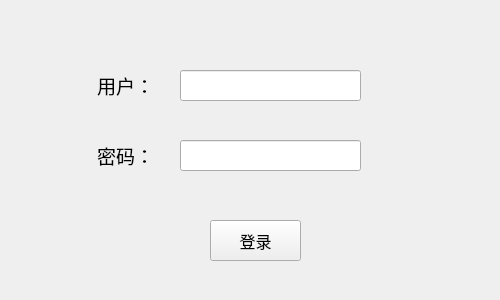
Qt form widget.ui (lilns1/CompetitionTeamInformaSystem) before a commit.
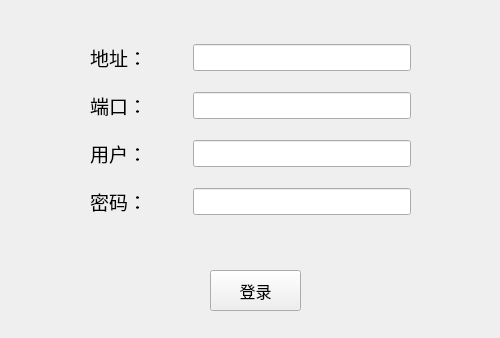
The same form after that commit. Icons and pictures are not drawn.

What changed in the file:
```diff
--- a/widget.ui
+++ b/widget.ui
@@ -7,7 +7,7 @@
     <x>0</x>
     <y>0</y>
     <width>500</width>
-    <height>300</height>
+    <height>338</height>
    </rect>
   </property>
   <property name="windowTitle">
@@ -17,7 +17,7 @@
    <property name="geometry">
     <rect>
      <x>210</x>
-     <y>220</y>
+     <y>270</y>
      <width>91</width>
      <height>41</height>
     </rect>
@@ -35,64 +35,188 @@
      <normaloff>:/new/prefix1/image/loggin.png</normaloff>:/new/prefix1/image/loggin.png</iconset>
    </property>
   </widget>
-  <widget class="QLineEdit" name="usernameEdit">
+  <widget class="QWidget" name="">
    <property name="geometry">
     <rect>
-     <x>180</x>
-     <y>70</y>
-     <width>181</width>
-     <height>31</height>
-    </rect>
-   </property>
-   <property name="font">
-    <font>
-     <pointsize>12</pointsize>
-    </font>
-   </property>
-  </widget>
-  <widget class="QLabel" name="label">
-   <property name="geometry">
-    <rect>
      <x>90</x>
-     <y>70</y>
-     <width>71</width>
-     <height>31</height>
+     <y>30</y>
+     <width>321</width>
+     <height>201</height>
     </rect>
    </property>
-   <property name="text">
-    <string>&lt;html&gt;&lt;head/&gt;&lt;body&gt;&lt;p align=&quot;center&quot;&gt;&lt;span style=&quot; font-size:14pt;&quot;&gt;用户：&lt;/span&gt;&lt;/p&gt;&lt;/body&gt;&lt;/html&gt;</string>
-   </property>
-  </widget>
-  <widget class="QLineEdit" name="passwordEdit">
-   <property name="geometry">
-    <rect>
-     <x>180</x>
-     <y>140</y>
-     <width>181</width>
-     <height>31</height>
-    </rect>
-   </property>
-   <property name="font">
-    <font>
-     <pointsize>12</pointsize>
-    </font>
-   </property>
-   <property name="echoMode">
-    <enum>QLineEdit::Password</enum>
-   </property>
-  </widget>
-  <widget class="QLabel" name="label_2">
-   <property name="geometry">
-    <rect>
-     <x>90</x>
-     <y>140</y>
-     <width>71</width>
-     <height>31</height>
-    </rect>
-   </property>
-   <property name="text">
-    <string>&lt;html&gt;&lt;head/&gt;&lt;body&gt;&lt;p align=&quot;center&quot;&gt;&lt;span style=&quot; font-size:14pt;&quot;&gt;密码：&lt;/span&gt;&lt;/p&gt;&lt;/body&gt;&lt;/html&gt;</string>
-   </property>
+   <layout class="QVBoxLayout" name="verticalLayout">
+    <item>
+     <layout class="QHBoxLayout" name="horizontalLayout">
+      <item>
+       <widget class="QLabel" name="label_3">
+        <property name="text">
+         <string>&lt;html&gt;&lt;head/&gt;&lt;body&gt;&lt;p align=&quot;center&quot;&gt;&lt;span style=&quot; font-size:14pt;&quot;&gt;地址：&lt;/span&gt;&lt;/p&gt;&lt;/body&gt;&lt;/html&gt;</string>
+        </property>
+       </widget>
+      </item>
+      <item>
+       <spacer name="horizontalSpacer">
+        <property name="orientation">
+         <enum>Qt::Horizontal</enum>
+        </property>
+        <property name="sizeType">
+         <enum>QSizePolicy::Preferred</enum>
+        </property>
+        <property name="sizeHint" stdset="0">
+         <size>
+          <width>40</width>
+          <height>20</height>
+         </size>
+        </property>
+       </spacer>
+      </item>
+      <item>
+       <widget class="QLineEdit" name="adressEdit">
+        <property name="sizePolicy">
+         <sizepolicy hsizetype="Expanding" vsizetype="Fixed">
+          <horstretch>0</horstretch>
+          <verstretch>0</verstretch>
+         </sizepolicy>
+        </property>
+        <property name="font">
+         <font>
+          <pointsize>12</pointsize>
+         </font>
+        </property>
+       </widget>
+      </item>
+     </layout>
+    </item>
+    <item>
+     <layout class="QHBoxLayout" name="horizontalLayout_2">
+      <item>
+       <widget class="QLabel" name="label_4">
+        <property name="text">
+         <string>&lt;html&gt;&lt;head/&gt;&lt;body&gt;&lt;p align=&quot;center&quot;&gt;&lt;span style=&quot; font-size:14pt;&quot;&gt;端口：&lt;/span&gt;&lt;/p&gt;&lt;/body&gt;&lt;/html&gt;</string>
+        </property>
+       </widget>
+      </item>
+      <item>
+       <spacer name="horizontalSpacer_2">
+        <property name="orientation">
+         <enum>Qt::Horizontal</enum>
+        </property>
+        <property name="sizeType">
+         <enum>QSizePolicy::Preferred</enum>
+        </property>
+        <property name="sizeHint" stdset="0">
+         <size>
+          <width>40</width>
+          <height>20</height>
+         </size>
+        </property>
+       </spacer>
+      </item>
+      <item>
+       <widget class="QLineEdit" name="portEdit">
+        <property name="sizePolicy">
+         <sizepolicy hsizetype="Expanding" vsizetype="Fixed">
+          <horstretch>0</horstretch>
+          <verstretch>0</verstretch>
+         </sizepolicy>
+        </property>
+        <property name="font">
+         <font>
+          <pointsize>12</pointsize>
+         </font>
+        </property>
+       </widget>
+      </item>
+     </layout>
+    </item>
+    <item>
+     <layout class="QHBoxLayout" name="horizontalLayout_3">
+      <item>
+       <widget class="QLabel" name="label">
+        <property name="text">
+         <string>&lt;html&gt;&lt;head/&gt;&lt;body&gt;&lt;p align=&quot;center&quot;&gt;&lt;span style=&quot; font-size:14pt;&quot;&gt;用户：&lt;/span&gt;&lt;/p&gt;&lt;/body&gt;&lt;/html&gt;</string>
+        </property>
+       </widget>
+      </item>
+      <item>
+       <spacer name="horizontalSpacer_3">
+        <property name="orientation">
+         <enum>Qt::Horizontal</enum>
+        </property>
+        <property name="sizeType">
+         <enum>QSizePolicy::Preferred</enum>
+        </property>
+        <property name="sizeHint" stdset="0">
+         <size>
+          <width>40</width>
+          <height>20</height>
+         </size>
+        </property>
+       </spacer>
+      </item>
+      <item>
+       <widget class="QLineEdit" name="usernameEdit">
+        <property name="sizePolicy">
+         <sizepolicy hsizetype="Expanding" vsizetype="Fixed">
+          <horstretch>0</horstretch>
+          <verstretch>0</verstretch>
+         </sizepolicy>
+        </property>
+        <property name="font">
+         <font>
+          <pointsize>12</pointsize>
+         </font>
+        </property>
+       </widget>
+      </item>
+     </layout>
+    </item>
+    <item>
+     <layout class="QHBoxLayout" name="horizontalLayout_4">
+      <item>
+       <widget class="QLabel" name="label_2">
+        <property name="text">
+         <string>&lt;html&gt;&lt;head/&gt;&lt;body&gt;&lt;p align=&quot;center&quot;&gt;&lt;span style=&quot; font-size:14pt;&quot;&gt;密码：&lt;/span&gt;&lt;/p&gt;&lt;/body&gt;&lt;/html&gt;</string>
+        </property>
+       </widget>
+      </item>
+      <item>
+       <spacer name="horizontalSpacer_4">
+        <property name="orientation">
+         <enum>Qt::Horizontal</enum>
+        </property>
+        <property name="sizeType">
+         <enum>QSizePolicy::Preferred</enum>
+        </property>
+        <property name="sizeHint" stdset="0">
+         <size>
+          <width>40</width>
+          <height>20</height>
+         </size>
+        </property>
+       </spacer>
+      </item>
+      <item>
+       <widget class="QLineEdit" name="passwordEdit">
+        <property name="sizePolicy">
+         <sizepolicy hsizetype="Expanding" vsizetype="Fixed">
+          <horstretch>0</horstretch>
+          <verstretch>0</verstretch>
+         </sizepolicy>
+        </property>
+        <property name="font">
+         <font>
+          <pointsize>12</pointsize>
+         </font>
+        </property>
+        <property name="echoMode">
+         <enum>QLineEdit::Password</enum>
+        </property>
+       </widget>
+      </item>
+     </layout>
+    </item>
+   </layout>
   </widget>
  </widget>
  <resources>
```
